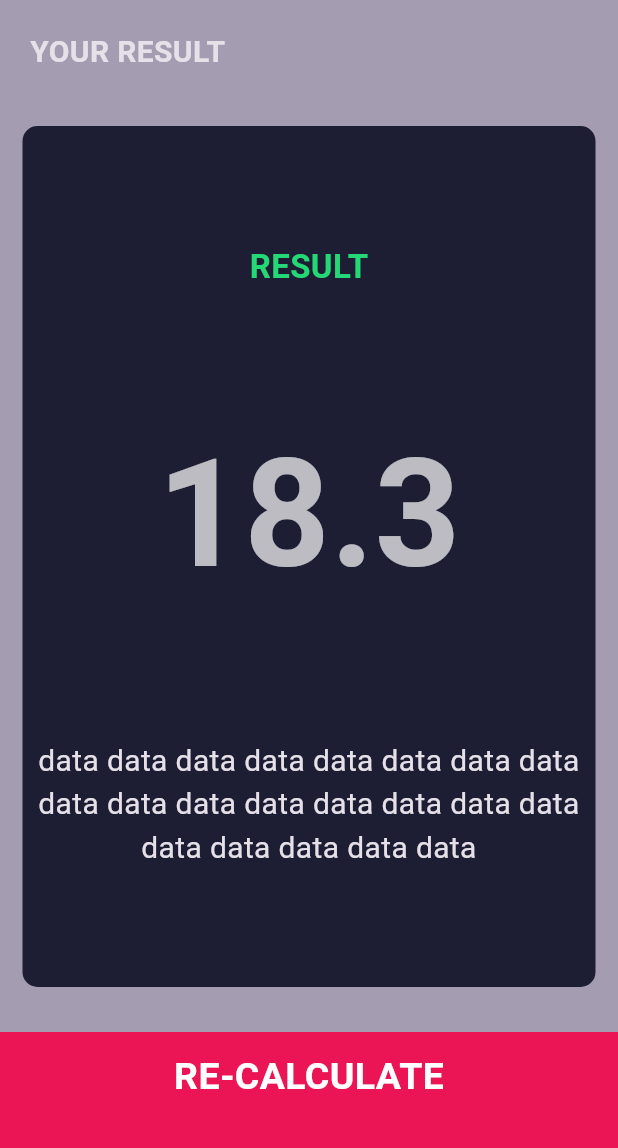
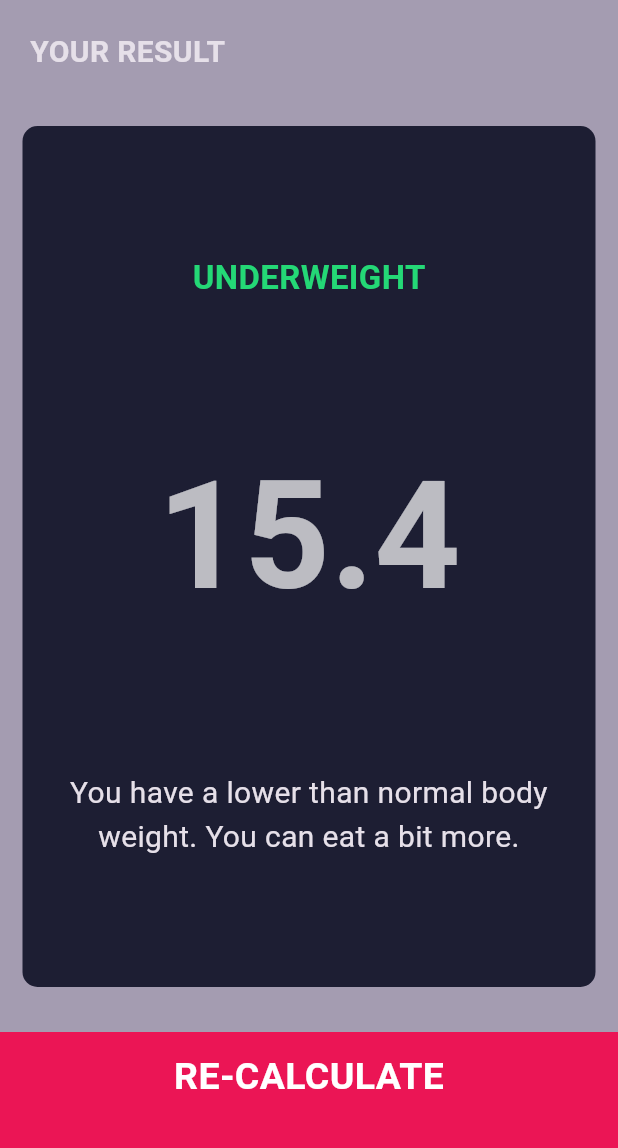
Before and after one commit to Barkotullah02/calculate_bmi_flutter_app, a Flutter app: the screen it shows after launch, after a tap on "CALCULATE", on a phone screen of 412 x 824 dp, the part 84-1232 px from its top. Run offline on Flutter 3.47's test engine with Material 3 defaults, Android fonts, the phone set to English and light mode, and no system bars; our stand-ins replace font_awesome_flutter.

Commit message:
fully updated code

```diff
--- a/lib/components/calculator.dart
+++ b/lib/components/calculator.dart
@@ -0,0 +1,34 @@
+class CalculateBMI{
+  CalculateBMI({required this.height, required this.weight});
+
+  final int height;
+  final int weight;
+  double _bmi = 0;
+  String calculate(){
+
+    double heightToMeter = height/100;
+    double doubleBmi = weight / (heightToMeter * heightToMeter);
+    _bmi = doubleBmi;
+
+    return doubleBmi.toStringAsFixed(1);
+  }
+  String getResult(){
+    if(_bmi >= 25){
+      return "OVERWEIGHT";
+    }else if(_bmi > 18.5){
+      return "NORMAL";
+    }else{
+      return "UNDERWEIGHT";
+    }
+  }
+  String getInterpret(){
+    if(_bmi >= 25){
+      return "You have a higher than normal body weight. Try to exercise more.";
+    }else if(_bmi > 18.5){
+      return "You have a normal body weight. Good job!";
+    }else{
+      return "You have a lower than normal body weight. You can eat a bit more.";
+    }
+  }
+
+}
--- a/lib/main.dart
+++ b/lib/main.dart
@@ -1,6 +1,5 @@
 import 'package:flutter/material.dart';
 import 'package:calculate_bmi/screens/input_page.dart';
-import 'screens/result_page.dart';
 
 void main() {
   runApp(BmiCalculator());
@@ -15,10 +14,7 @@ class BmiCalculator extends StatelessWidget {
         scaffoldBackgroundColor: const Color.fromARGB(100, 22, 2, 55),
       ),
       initialRoute: '/',
-      routes: {
-        '/': (context) => const InputPage(),
-        '/result': (context) => ResultPage(),
-      },
+      home: InputPage(),
       debugShowCheckedModeBanner: false,
     );
   }
--- a/lib/screens/input_page.dart
+++ b/lib/screens/input_page.dart
@@ -1,8 +1,10 @@
+import 'package:calculate_bmi/screens/result_page.dart';
 import 'package:flutter/material.dart';
 import 'package:font_awesome_flutter/font_awesome_flutter.dart';
 import 'package:calculate_bmi/components/Reusable_icons.dart';
 import 'package:calculate_bmi/components/common_container.dart';
 import 'package:calculate_bmi/constants.dart';
+import 'package:calculate_bmi/components/calculator.dart';
 
 enum Gender {
   male,
@@ -253,7 +255,8 @@ class _InputPageState extends State<InputPage> {
         ),
         GestureDetector(
           onTap: () {
-            Navigator.pushNamed(context, '/result');
+            CalculateBMI calculator = CalculateBMI(height: height, weight: weight);
+            Navigator.push(context, MaterialPageRoute(builder: (context) => ResultPage(bmi: calculator.calculate(), resultTxt: calculator.getResult(), interpret: calculator.getInterpret(),)));
           },
           child: Container(
             padding: const EdgeInsets.only(bottom: 20.0),
--- a/lib/screens/result_page.dart
+++ b/lib/screens/result_page.dart
@@ -1,9 +1,16 @@
+import 'package:flutter/material.dart';
 import 'package:calculate_bmi/constants.dart';
-import 'package:flutter/material.dart';
-
 import '../components/common_container.dart';
 
+String rBmi = "";
+
+
 class ResultPage extends StatelessWidget {
+  ResultPage({super.key, required this.bmi, required this.resultTxt, required this.interpret});
+  //
+  final String bmi;
+  final String resultTxt;
+  final String interpret;
   @override
   Widget build(BuildContext context) {
     return Scaffold(
@@ -14,7 +21,7 @@ class ResultPage extends StatelessWidget {
         mainAxisAlignment: MainAxisAlignment.spaceEvenly,
         children: [
           Container(
-            padding: EdgeInsets.all(20),
+            padding: const EdgeInsets.all(20),
             alignment: Alignment.bottomLeft,
             child: const Text(
               "YOUR RESULT",
@@ -28,28 +35,31 @@ class ResultPage extends StatelessWidget {
               flex: 5,
               child: CommonContainer(
                 color: kcardColor,
-                child: const Column(
+                child: Column(
                   mainAxisAlignment: MainAxisAlignment.spaceEvenly,
                   crossAxisAlignment: CrossAxisAlignment.stretch,
                   children: [
                     Center(
                       child: Text(
-                          "RESULT",
+                          resultTxt,
                           style: kresultTxtStyle,
                       ),
                     ),
                     Center(
                       child: Text(
-                          "18.3",
+                          bmi,
                         style: kbmiTxtStyle,
                       ),
                     ),
                     Center(
-                      child: Text(
-                          "data data data data data data data data data data data data data data data data data data data data data ",
-                        textAlign: TextAlign.center,
-                        style: TextStyle(
-                          fontSize: 20,
+                      child: Padding(
+                        padding: EdgeInsets.only(left: 5.0, right: 5.0),
+                        child: Text(
+                          interpret,
+                          textAlign: TextAlign.center,
+                          style: const TextStyle(
+                            fontSize: 20,
+                          ),
                         ),
                       ),
                     ),
```
